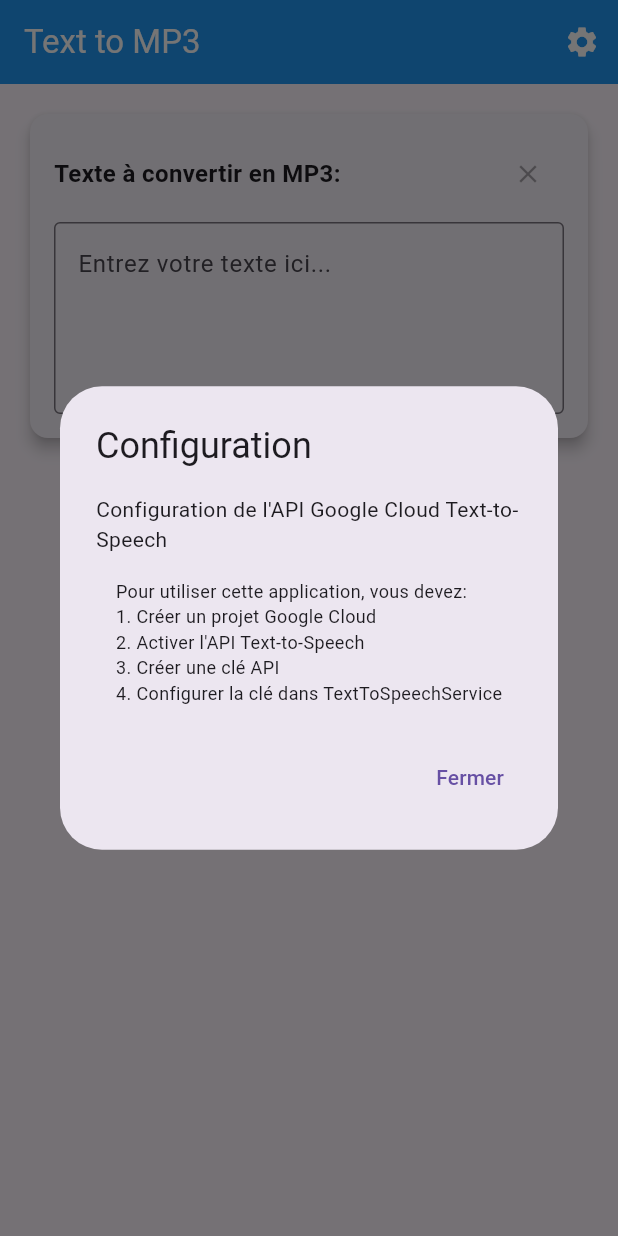
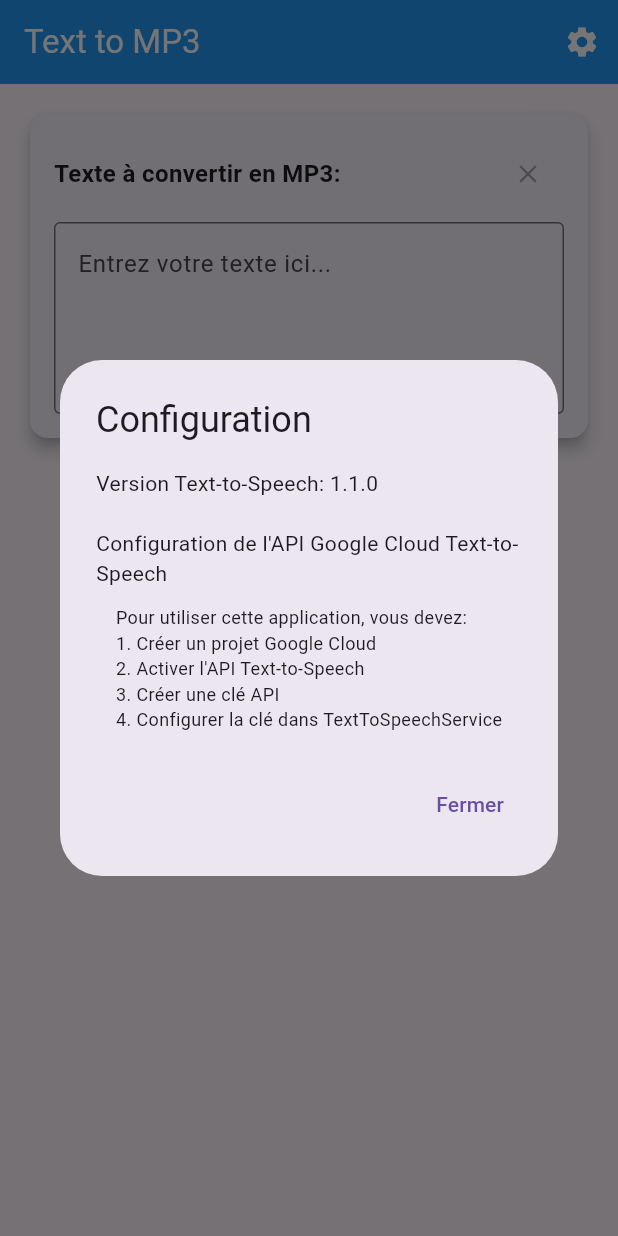
Before and after one commit to Archanciel/text_to_speech, a Flutter app: the screen it shows after launch, after a tap on the "settings" icon, on a phone screen of 412 x 824 dp. Run offline on Flutter 3.47's test engine with Material 3 defaults, Android fonts, the phone set to English and light mode, and no system bars; our stand-ins replace audioplayers, file_picker, flutter_tts, logger; missing offline and left inert: window_size.

```diff
--- /dev/null
+++ b/lib/constants.dart
@@ -0,0 +1 @@
+const String kApplicationVersion = '1.1.0';
--- a/lib/views/text_to_speech_view.dart
+++ b/lib/views/text_to_speech_view.dart
@@ -1,5 +1,6 @@
 import 'package:flutter/material.dart';
 import 'package:provider/provider.dart';
+import '../constants.dart';
 import '../viewmodels/text_to_speech_vm.dart';
 
 class TextToSpeechView extends StatefulWidget {
@@ -321,6 +322,8 @@ class _TextToSpeechViewState extends State<TextToSpeechView> {
         await viewModel.convertTextToMP3WithFileName(fileName);
 
         if (viewModel.currentAudioFile != null) {
+          if (!context.mounted) return;
+
           ScaffoldMessenger.of(context).showSnackBar(
             SnackBar(
               content: Text('Fichier MP3 créé avec succès !'),
@@ -329,6 +332,8 @@ class _TextToSpeechViewState extends State<TextToSpeechView> {
             ),
           );
         } else {
+          if (!context.mounted) return;
+
           ScaffoldMessenger.of(context).showSnackBar(
             SnackBar(
               content: Text('Création annulée'),
@@ -338,6 +343,8 @@ class _TextToSpeechViewState extends State<TextToSpeechView> {
           );
         }
       } catch (e) {
+        if (!context.mounted) return;
+
         ScaffoldMessenger.of(context).showSnackBar(
           SnackBar(
             content: Text('Erreur: ${e.toString()}'),
@@ -358,8 +365,8 @@ class _TextToSpeechViewState extends State<TextToSpeechView> {
             content: Column(
               mainAxisSize: MainAxisSize.min,
               children: [
-                Text('Configuration de l\'API Google Cloud Text-to-Speech'),
-                SizedBox(height: 16),
+                Text('Version Text-to-Speech: $kApplicationVersion\n\nConfiguration de l\'API Google Cloud Text-to-Speech'),
+                SizedBox(height: 11),
                 Text(
                   'Pour utiliser cette application, vous devez:\n'
                   '1. Créer un projet Google Cloud\n'
```
